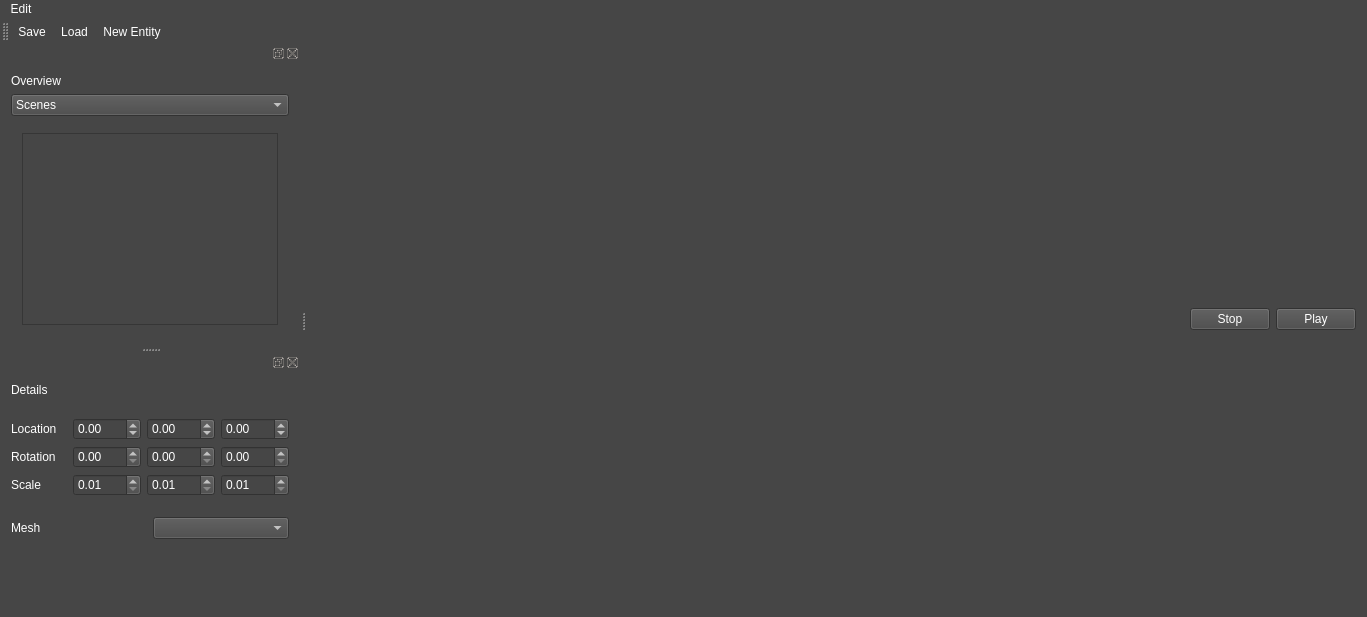
Qt form mainwindow.ui (BrorNydal/VAS) before a commit.
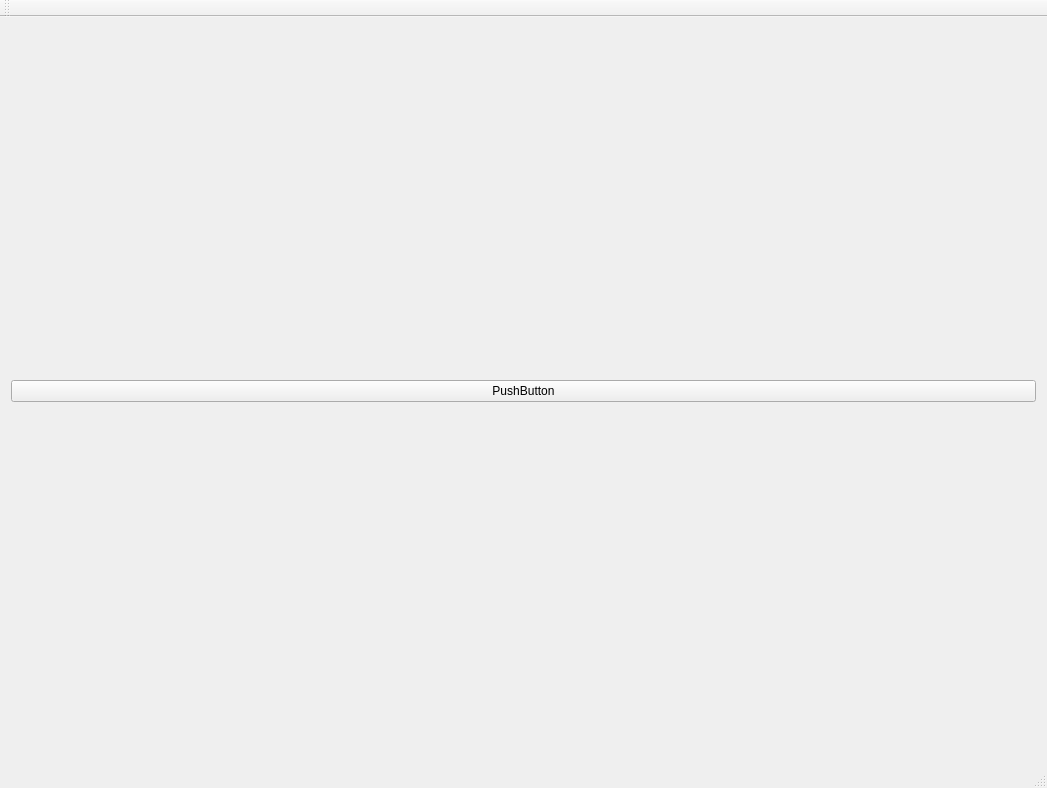
The same form after that commit.

The edit to the form file:
```diff
--- a/mainwindow.ui
+++ b/mainwindow.ui
@@ -6,62 +6,25 @@
    <rect>
     <x>0</x>
     <y>0</y>
-    <width>1367</width>
-    <height>617</height>
+    <width>1047</width>
+    <height>788</height>
    </rect>
   </property>
   <property name="windowTitle">
    <string>OpenGL in Qt is great fun!</string>
   </property>
-  <property name="styleSheet">
-   <string notr="true">color: rgb(255, 255, 255);
-alternate-background-color: rgb(0, 0, 0);
-gridline-color: rgb(0, 0, 0);
-border-color: rgb(0, 0, 0);
-background-color: rgb(70, 70, 70);</string>
-  </property>
-  <widget class="QWidget" name="CentralWidget">
-   <property name="styleSheet">
-    <string notr="true">gridline-color: rgb(0, 0, 0);
-selection-color: rgb(0, 0, 0);
-border-color: rgb(0, 0, 0);
-selection-background-color: rgb(255, 255, 255);</string>
-   </property>
+  <widget class="QWidget" name="centralWidget">
    <layout class="QVBoxLayout" name="verticalLayout">
+    <item>
+     <widget class="QPushButton" name="pushButton">
+      <property name="text">
+       <string>PushButton</string>
+      </property>
+     </widget>
+    </item>
     <item>
      <layout class="QVBoxLayout" name="OpenGLLayout"/>
     </item>
-    <item>
-     <layout class="QHBoxLayout" name="horizontalLayout">
-      <item>
-       <spacer name="horizontalSpacer">
-        <property name="orientation">
-         <enum>Qt::Horizontal</enum>
-        </property>
-        <property name="sizeHint" stdset="0">
-         <size>
-          <width>40</width>
-          <height>20</height>
-         </size>
-        </property>
-       </spacer>
-      </item>
-      <item>
-       <widget class="QPushButton" name="stopButton">
-        <property name="text">
-         <string>Stop</string>
-        </property>
-       </widget>
-      </item>
-      <item>
-       <widget class="QPushButton" name="playButton">
-        <property name="text">
-         <string>Play</string>
-        </property>
-       </widget>
-      </item>
-     </layout>
-    </item>
    </layout>
   </widget>
   <widget class="QMenuBar" name="menuBar">
@@ -69,387 +32,20 @@
     <rect>
      <x>0</x>
      <y>0</y>
-     <width>1367</width>
-     <height>21</height>
+     <width>1047</width>
+     <height>22</height>
     </rect>
    </property>
-   <widget class="QMenu" name="menuEdit">
-    <property name="title">
-     <string>Edit</string>
-    </property>
-    <addaction name="actionCopy"/>
-    <addaction name="actionPaste"/>
-    <addaction name="actionDelete"/>
-    <addaction name="actionDuplicate"/>
-    <addaction name="separator"/>
-    <addaction name="actionUndo"/>
-    <addaction name="actionRedo"/>
-   </widget>
-   <addaction name="menuEdit"/>
   </widget>
   <widget class="QToolBar" name="mainToolBar">
-   <property name="orientation">
-    <enum>Qt::Horizontal</enum>
-   </property>
    <attribute name="toolBarArea">
     <enum>TopToolBarArea</enum>
    </attribute>
    <attribute name="toolBarBreak">
     <bool>false</bool>
    </attribute>
-   <addaction name="actionSave"/>
-   <addaction name="actionLoad"/>
-   <addaction name="actionNew_Entity"/>
   </widget>
   <widget class="QStatusBar" name="statusBar"/>
-  <widget class="QDockWidget" name="overviewDock">
-   <property name="sizePolicy">
-    <sizepolicy hsizetype="Minimum" vsizetype="Fixed">
-     <horstretch>0</horstretch>
-     <verstretch>0</verstretch>
-    </sizepolicy>
-   </property>
-   <attribute name="dockWidgetArea">
-    <number>1</number>
-   </attribute>
-   <widget class="QWidget" name="overviewLayout">
-    <layout class="QVBoxLayout" name="verticalLayout_3">
-     <item>
-      <widget class="QLabel" name="overviewLabel">
-       <property name="text">
-        <string>Overview</string>
-       </property>
-      </widget>
-     </item>
-     <item>
-      <widget class="QComboBox" name="overviewType">
-       <item>
-        <property name="text">
-         <string>Scenes</string>
-        </property>
-       </item>
-       <item>
-        <property name="text">
-         <string>Meshes</string>
-        </property>
-       </item>
-      </widget>
-     </item>
-     <item>
-      <widget class="QStackedWidget" name="overviewWidgets">
-       <property name="currentIndex">
-        <number>0</number>
-       </property>
-       <widget class="QWidget" name="scenePage">
-        <layout class="QVBoxLayout" name="verticalLayout_5">
-         <item>
-          <widget class="QTreeWidget" name="sceneTree">
-           <property name="headerHidden">
-            <bool>true</bool>
-           </property>
-           <column>
-            <property name="text">
-             <string>Scenes</string>
-            </property>
-           </column>
-           <column>
-            <property name="text">
-             <string>Entitties</string>
-            </property>
-           </column>
-          </widget>
-         </item>
-        </layout>
-       </widget>
-       <widget class="QWidget" name="meshPage">
-        <layout class="QVBoxLayout" name="verticalLayout_6">
-         <item>
-          <widget class="QListWidget" name="meshList"/>
-         </item>
-        </layout>
-       </widget>
-       <widget class="QWidget" name="entityPage">
-        <layout class="QVBoxLayout" name="verticalLayout_7"/>
-       </widget>
-      </widget>
-     </item>
-    </layout>
-   </widget>
-  </widget>
-  <widget class="QDockWidget" name="detailsDock">
-   <property name="enabled">
-    <bool>true</bool>
-   </property>
-   <attribute name="dockWidgetArea">
-    <number>1</number>
-   </attribute>
-   <widget class="QWidget" name="detailsLayout">
-    <layout class="QVBoxLayout" name="verticalLayout_2">
-     <item>
-      <layout class="QGridLayout" name="detailLabelLayout">
-       <property name="sizeConstraint">
-        <enum>QLayout::SetMaximumSize</enum>
-       </property>
-       <item row="0" column="0">
-        <widget class="QLabel" name="detailLabel">
-         <property name="text">
-          <string>Details</string>
-         </property>
-        </widget>
-       </item>
-      </layout>
-     </item>
-     <item>
-      <spacer name="verticalSpacer_2">
-       <property name="orientation">
-        <enum>Qt::Vertical</enum>
-       </property>
-       <property name="sizeType">
-        <enum>QSizePolicy::Minimum</enum>
-       </property>
-       <property name="sizeHint" stdset="0">
-        <size>
-         <width>20</width>
-         <height>15</height>
-        </size>
-       </property>
-      </spacer>
-     </item>
-     <item>
-      <layout class="QGridLayout" name="transformLayout">
-       <item row="0" column="0">
-        <widget class="QLabel" name="locationLabel">
-         <property name="text">
-          <string>Location</string>
-         </property>
-        </widget>
-       </item>
-       <item row="0" column="3">
-        <widget class="QDoubleSpinBox" name="locationZ">
-         <property name="minimum">
-          <double>-100.000000000000000</double>
-         </property>
-         <property name="maximum">
-          <double>100.000000000000000</double>
-         </property>
-         <property name="singleStep">
-          <double>0.100000000000000</double>
-         </property>
-        </widget>
-       </item>
-       <item row="1" column="0">
-        <widget class="QLabel" name="rotationLabel">
-         <property name="text">
-          <string>Rotation</string>
-         </property>
-        </widget>
-       </item>
-       <item row="2" column="2">
-        <widget class="QDoubleSpinBox" name="scaleY">
-         <property name="minimum">
-          <double>0.010000000000000</double>
-         </property>
-         <property name="maximum">
-          <double>100.000000000000000</double>
-         </property>
-         <property name="singleStep">
-          <double>0.100000000000000</double>
-         </property>
-        </widget>
-       </item>
-       <item row="2" column="1">
-        <widget class="QDoubleSpinBox" name="scaleX">
-         <property name="minimum">
-          <double>0.010000000000000</double>
-         </property>
-         <property name="maximum">
-          <double>100.000000000000000</double>
-         </property>
-         <property name="singleStep">
-          <double>0.100000000000000</double>
-         </property>
-        </widget>
-       </item>
-       <item row="0" column="1">
-        <widget class="QDoubleSpinBox" name="locationX">
-         <property name="minimum">
-          <double>-100.000000000000000</double>
-         </property>
-         <property name="maximum">
-          <double>100.000000000000000</double>
-         </property>
-         <property name="singleStep">
-          <double>0.100000000000000</double>
-         </property>
-        </widget>
-       </item>
-       <item row="2" column="3">
-        <widget class="QDoubleSpinBox" name="scaleZ">
-         <property name="minimum">
-          <double>0.010000000000000</double>
-         </property>
-         <property name="maximum">
-          <double>100.000000000000000</double>
-         </property>
-         <property name="singleStep">
-          <double>0.100000000000000</double>
-         </property>
-        </widget>
-       </item>
-       <item row="0" column="2">
-        <widget class="QDoubleSpinBox" name="locationY">
-         <property name="minimum">
-          <double>-100.000000000000000</double>
-         </property>
-         <property name="maximum">
-          <double>100.000000000000000</double>
-         </property>
-         <property name="singleStep">
-          <double>0.100000000000000</double>
-         </property>
-        </widget>
-       </item>
-       <item row="1" column="2">
-        <widget class="QDoubleSpinBox" name="rotationY">
-         <property name="maximum">
-          <double>360.000000000000000</double>
-         </property>
-        </widget>
-       </item>
-       <item row="1" column="3">
-        <widget class="QDoubleSpinBox" name="rotationZ">
-         <property name="maximum">
-          <double>360.000000000000000</double>
-         </property>
-        </widget>
-       </item>
-       <item row="2" column="0">
-        <widget class="QLabel" name="scaleLabel">
-         <property name="text">
-          <string>Scale</string>
-         </property>
-        </widget>
-       </item>
-       <item row="1" column="1">
-        <widget class="QDoubleSpinBox" name="rotationX">
-         <property name="maximum">
-          <double>360.000000000000000</double>
-         </property>
-        </widget>
-       </item>
-      </layout>
-     </item>
-     <item>
-      <spacer name="verticalSpacer">
-       <property name="orientation">
-        <enum>Qt::Vertical</enum>
-       </property>
-       <property name="sizeType">
-        <enum>QSizePolicy::Minimum</enum>
-       </property>
-       <property name="sizeHint" stdset="0">
-        <size>
-         <width>20</width>
-         <height>15</height>
-        </size>
-       </property>
-      </spacer>
-     </item>
-     <item>
-      <layout class="QGridLayout" name="meshDetailLayout">
-       <item row="0" column="0">
-        <widget class="QLabel" name="entityMeshLabel">
-         <property name="text">
-          <string>Mesh</string>
-         </property>
-        </widget>
-       </item>
-       <item row="0" column="1">
-        <widget class="QComboBox" name="meshComboBox"/>
-       </item>
-      </layout>
-     </item>
-     <item>
-      <spacer name="verticalSpacer_5">
-       <property name="orientation">
-        <enum>Qt::Vertical</enum>
-       </property>
-       <property name="sizeHint" stdset="0">
-        <size>
-         <width>20</width>
-         <height>40</height>
-        </size>
-       </property>
-      </spacer>
-     </item>
-    </layout>
-   </widget>
-  </widget>
-  <action name="action">
-   <property name="text">
-    <string>New</string>
-   </property>
-  </action>
-  <action name="actionOpen">
-   <property name="text">
-    <string>Open</string>
-   </property>
-  </action>
-  <action name="actionNew_Level">
-   <property name="text">
-    <string>New Scene</string>
-   </property>
-  </action>
-  <action name="actionOpen_Scene">
-   <property name="text">
-    <string>Open Scene</string>
-   </property>
-  </action>
-  <action name="actionCopy">
-   <property name="text">
-    <string>Copy</string>
-   </property>
-  </action>
-  <action name="actionPaste">
-   <property name="text">
-    <string>Paste</string>
-   </property>
-  </action>
-  <action name="actionDelete">
-   <property name="text">
-    <string>Delete</string>
-   </property>
-  </action>
-  <action name="actionDuplicate">
-   <property name="text">
-    <string>Duplicate</string>
-   </property>
-  </action>
-  <action name="actionUndo">
-   <property name="text">
-    <string>Undo</string>
-   </property>
-  </action>
-  <action name="actionRedo">
-   <property name="text">
-    <string>Redo</string>
-   </property>
-  </action>
-  <action name="actionSave">
-   <property name="text">
-    <string>Save</string>
-   </property>
-  </action>
-  <action name="actionLoad">
-   <property name="text">
-    <string>Load</string>
-   </property>
-  </action>
-  <action name="actionNew_Entity">
-   <property name="text">
-    <string>New Entity</string>
-   </property>
-  </action>
  </widget>
  <layoutdefault spacing="6" margin="11"/>
  <resources/>
```
